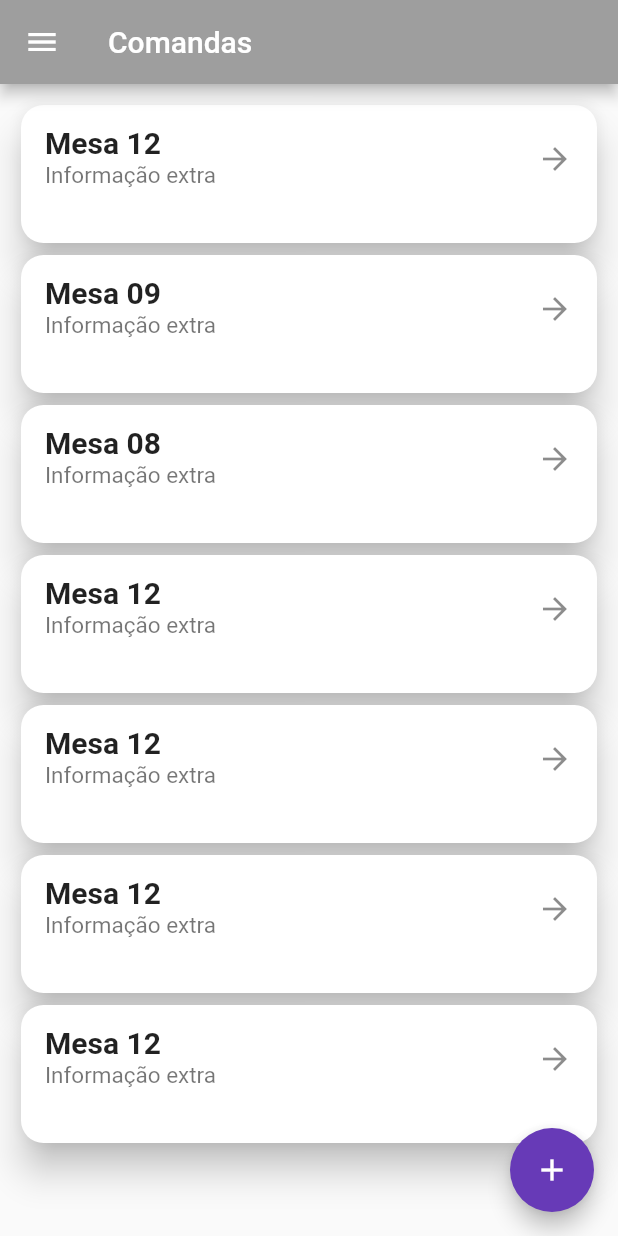
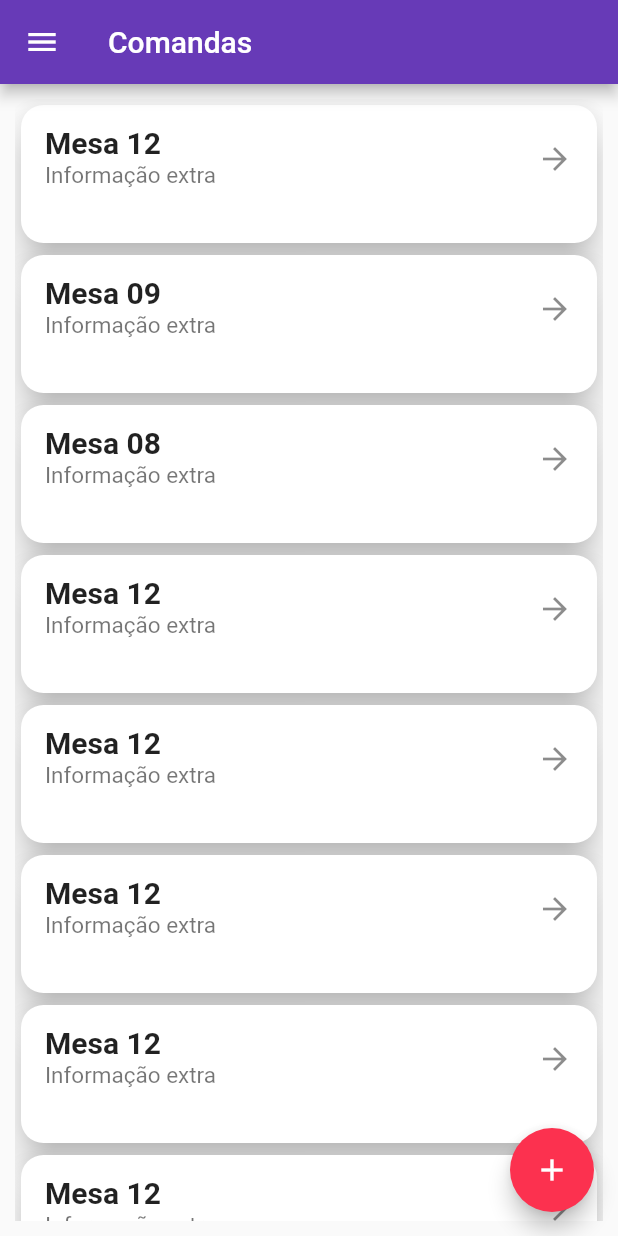
Before and after one commit to commandee/mobile, a Flutter app: the MyHomePage screen opened directly, in the side drawer, after a tap on the "add" icon, on a phone screen of 412 x 824 dp. Run offline on Flutter 3.47's test engine with Material 2 defaults, Android fonts, the phone set to English and light mode, and no system bars; network calls fail.

Commit message:
alterei cosinhas no drawer e atualizei o flutter

```diff
--- a/lib/components/foto_perfil.dart
+++ b/lib/components/foto_perfil.dart
@@ -1,4 +1,6 @@
 import 'package:flutter/material.dart';
+
+import '../constants.dart';
 
 class ProfilePic extends StatefulWidget {
   ProfilePic({super.key});
@@ -23,8 +25,7 @@ class _ProfilePicState extends State<ProfilePic> {
       ),
       child: CircleAvatar(
         radius: 25,
-        backgroundImage: NetworkImage(
-            'https://static.vecteezy.com/system/resources/previews/021/548/095/original/default-profile-picture-avatar-user-avatar-icon-person-icon-head-icon-profile-picture-icons-default-anonymous-user-male-and-female-businessman-photo-placeholder-social-network-avatar-portrait-free-vector.jpg'),
+        backgroundImage: NetworkImage(img),
       ),
     );
   }
--- a/lib/constants.dart
+++ b/lib/constants.dart
@@ -3,6 +3,8 @@ import 'package:flutter/material.dart';
 const String email = "commandee@gmail.com";
 const String userName = "Garçom";
 const String senha = "12345678";
+const String img =
+    "https://images.unsplash.com/photo-1438761681033-6461ffad8d80?ixlib=rb-4.0.3&ixid=M3wxMjA3fDB8MHxwaG90by1wYWdlfHx8fGVufDB8fHx8fA%3D%3D&auto=format&fit=crop&w=1170&q=80";
 
 //Paleta de Cores
 const Color fundoClaro = Color(0xFFEFEEF3);
--- a/lib/pages/home.dart
+++ b/lib/pages/home.dart
@@ -1,8 +1,11 @@
+// ignore_for_file: prefer_const_constructors, prefer_const_literals_to_create_immutables
+
 import 'package:flutter/material.dart';
 import 'package:teste/pages/cardapio.dart';
 import 'package:teste/pages/profile.dart';
 
 import '../components/comanda.dart';
+import '../constants.dart';
 
 class MyHomePage extends StatefulWidget {
   const MyHomePage({super.key});
@@ -16,7 +19,6 @@ class _MyHomePageState extends State<MyHomePage> {
   Widget build(BuildContext context) => Scaffold(
       appBar: AppBar(
         title: Text('Comandas'),
-        backgroundColor: Colors.grey,
       ),
       drawer: const NavigationDrawer(),
       body: Center(
@@ -51,18 +53,22 @@ class _MyHomePageState extends State<MyHomePage> {
               nome: "Mesa 12",
               descricao: "Informação extra",
             ),
+            Commanda(
+              nome: "Mesa 12",
+              descricao: "Informação extra",
+            ),
           ]),
         ),
       ),
       floatingActionButton: FloatingActionButton(
         onPressed: () {
-          Navigator.pushNamed(context, '/comanda');
+
         },
         child: const Icon(
           Icons.add,
           color: Colors.white,
         ),
-        backgroundColor: Colors.deepPurple,
+        backgroundColor: accent,
       ));
 }
 
@@ -71,6 +77,7 @@ class NavigationDrawer extends StatelessWidget {
 
   @override
   Widget build(BuildContext context) => Drawer(
+        backgroundColor: fundoClaro,
         child: SingleChildScrollView(
           child: Column(
             crossAxisAlignment: CrossAxisAlignment.stretch,
@@ -82,14 +89,50 @@ class NavigationDrawer extends StatelessWidget {
         ),
       );
 
-  Widget buildHeader(BuildContext context) => Container(
+  Widget buildHeader(BuildContext context) => Material(
+        color: secondary,
+        child: InkWell(
+          onTap: () {
+            Navigator.pop(context);
+
+            Navigator.of(context).push(
+              MaterialPageRoute(
+                builder: (context) => const ProfilePage(),
+              ),
+            );
+          },
+          child: Container(
             padding: EdgeInsets.only(
-          top: MediaQuery.of(context).padding.top,
+              top: 24 + MediaQuery.of(context).padding.top,
+              bottom: 24,
+              left: 24,
+            ),
+            child: Column(
+              crossAxisAlignment: CrossAxisAlignment.start,
+
+              children: [
+                CircleAvatar(
+                  radius: 52,
+                  backgroundImage: NetworkImage(img),
+                ),
+                const SizedBox(height: 12),
+                Text(
+                  "Nome do usuário",
+                  style: TextStyle(color: texto, fontSize: 18),
+                ),
+                const SizedBox(height: 4),
+                Text(
+                  "Email do usuário",
+                  style: TextStyle(color: texto, fontSize: 14),
+                ),
+              ],
+            ),
+          ),
         ),
       );
 
   Widget buildMenuItems(BuildContext context) => Container(
-        padding: const EdgeInsets.all(24.0),
+        padding: const EdgeInsets.all(1.0),
         child: Wrap(runSpacing: 16, children: [
           ListTile(
             leading: const Icon(Icons.receipt_outlined),
@@ -103,24 +146,28 @@ class NavigationDrawer extends StatelessWidget {
           ListTile(
             leading: const Icon(Icons.person_outline),
             title: const Text("Profile"),
-            onTap: () => Navigator.of(context).push(
+            onTap: () {
+              Navigator.pop(context);
+
+              Navigator.of(context).push(
                 MaterialPageRoute(
                   builder: (context) => const ProfilePage(),
                 ),
-            )
+              );
+            },
           ),
           ListTile(
             leading: const Icon(Icons.menu_book_outlined),
             title: const Text("Cardápio"),
-            onTap: () => Navigator.of(context).push(
+            onTap: () {
+              Navigator.pop(context);
+
+              Navigator.of(context).push(
                 MaterialPageRoute(
                   builder: (context) => const CardapioPage(),
                 ),
-            )
-          ),
-          const Divider(
-            height: 1,
-            thickness: 1,
+              );
+            },
           ),
           ListTile(
             leading: const Icon(Icons.settings_outlined),
--- a/lib/pages/login.dart
+++ b/lib/pages/login.dart
@@ -41,7 +41,7 @@ class LoginPage extends StatelessWidget {
     //funcionalidade do botão
     void logarUsuario() {
       if (emailcontroller.text == "" && passwordcontroller.text == "") {
-        Navigator.push(context, MaterialPageRoute(builder: (context) {
+        Navigator.pushReplacement(context, MaterialPageRoute(builder: (context) {
           return MyHomePage();
         }));
       } else {
```
Also changed, not shown: pubspec.lock. Lines whose indentation alone changed are shown as unchanged.
